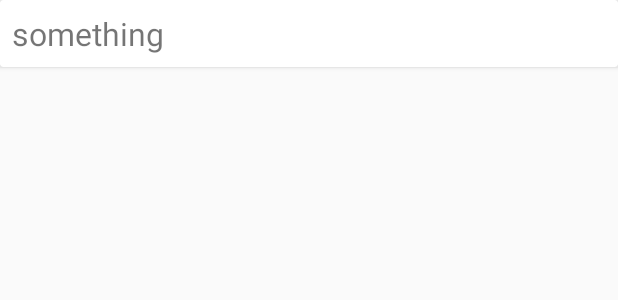
After one commit to hmqiwtCode/DiffUtil, an Android app: the layout item_data.xml on its own in the app's theme, with its tools: preview values and no code run, on a phone screen of 412 x 824 dp. The commit adds this screen. Shown: the top 300 px of the screen. Run offline under Robolectric (Android 15) with nearby library versions, the phone set to English and light mode, and no system bars.

Commit message:
Add more

```diff
--- a/app/build.gradle
+++ b/app/build.gradle
@@ -26,6 +26,8 @@ dependencies {
     implementation fileTree(dir: "libs", include: ["*.jar"])
     implementation 'androidx.appcompat:appcompat:1.2.0'
     implementation 'androidx.constraintlayout:constraintlayout:2.0.1'
+    implementation 'androidx.recyclerview:recyclerview:1.1.0'
+    implementation 'androidx.cardview:cardview:1.0.0'
     testImplementation 'junit:junit:4.12'
     androidTestImplementation 'androidx.test.ext:junit:1.1.2'
     androidTestImplementation 'androidx.test.espresso:espresso-core:3.3.0'
--- /dev/null
+++ b/app/src/main/res/layout/item_data.xml
@@ -0,0 +1,21 @@
+<?xml version="1.0" encoding="utf-8"?>
+<androidx.cardview.widget.CardView
+    xmlns:android="http://schemas.android.com/apk/res/android" android:layout_width="match_parent"
+    android:layout_height="wrap_content">
+
+    <LinearLayout
+        android:layout_width="match_parent"
+        android:layout_height="match_parent"
+        android:padding="8dp">
+
+        <TextView
+            android:id="@+id/tv_name"
+            android:layout_width="match_parent"
+            android:layout_height="match_parent"
+            android:text="something"
+            android:textSize="21sp" />
+
+
+    </LinearLayout>
+
+</androidx.cardview.widget.CardView>
```
Also changed, not shown: app/src/main/java/com/bill/diffutil/MainActivity.java (+66 -0 lines), app/src/main/java/com/bill/diffutil/MyAdapter.java (added, +64 -0 lines), app/src/main/java/com/bill/diffutil/MyDiffUtilsCallBack.java (added, +44 -0 lines), app/src/main/res/layout/activity_main.xml (+26 -5 lines).
